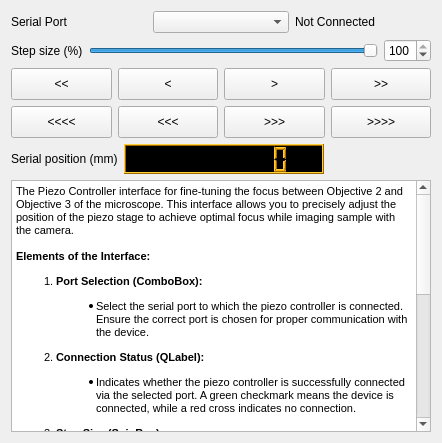
thibault-brugiere/OPM_GUI, file widget/ui_alignement_O2_O3.ui: the form before one commit.
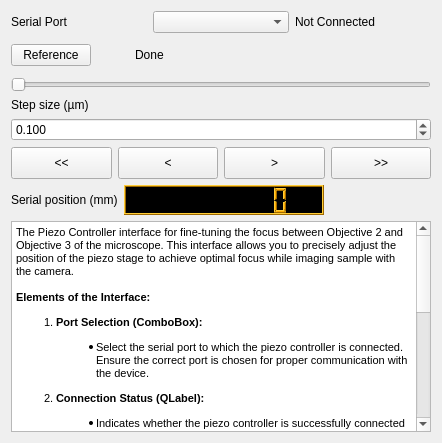
The form after the commit.

Commit message: MAIN / RFS / HARDWARE : Amélioration du contrôle piezo

```diff
--- a/widget/ui_alignement_O2_O3.ui
+++ b/widget/ui_alignement_O2_O3.ui
@@ -51,49 +51,110 @@
    <item>
     <layout class="QHBoxLayout" name="horizontalLayout_2">
      <item>
-      <widget class="QLabel" name="label_step_size">
+      <widget class="QPushButton" name="pb_piezo_reference">
        <property name="text">
-        <string>Step size (%)</string>
+        <string>Reference</string>
        </property>
+       <property name="checkable">
+        <bool>false</bool>
+       </property>
       </widget>
      </item>
      <item>
-      <widget class="QSlider" name="slider_step_size">
-       <property name="toolTip">
-        <string>&lt;html&gt;&lt;head/&gt;&lt;body&gt;&lt;p&gt;Set the step size for piezo movement as a percentage of the total range.&lt;/p&gt;&lt;p&gt;Adjust between 21% and 100% to control the increment of each movement command&lt;/p&gt;&lt;/body&gt;&lt;/html&gt;</string>
+      <widget class="QLabel" name="label_piezo_referenced_icon">
+       <property name="minimumSize">
+        <size>
+         <width>32</width>
+         <height>32</height>
+        </size>
        </property>
-       <property name="minimum">
-        <number>1</number>
+       <property name="maximumSize">
+        <size>
+         <width>32</width>
+         <height>32</height>
+        </size>
        </property>
-       <property name="maximum">
-        <number>100</number>
+       <property name="text">
+        <string/>
        </property>
-       <property name="value">
-        <number>100</number>
+      </widget>
+     </item>
+     <item>
+      <widget class="QLabel" name="label_piezo_referenced">
+       <property name="minimumSize">
+        <size>
+         <width>30</width>
+         <height>0</height>
+        </size>
        </property>
+       <property name="text">
+        <string>Done</string>
+       </property>
+      </widget>
+     </item>
+     <item>
+      <spacer name="horizontalSpacer_11">
        <property name="orientation">
         <enum>Qt::Horizontal</enum>
        </property>
-      </widget>
-     </item>
-     <item>
-      <widget class="QSpinBox" name="spinBox_step_size">
-       <property name="toolTip">
-        <string>&lt;html&gt;&lt;head/&gt;&lt;body&gt;&lt;p&gt;Set the step size for piezo movement as a percentage of the total range.&lt;/p&gt;&lt;p&gt;Adjust between 21% and 100% to control the increment of each movement command&lt;/p&gt;&lt;/body&gt;&lt;/html&gt;</string>
+       <property name="sizeHint" stdset="0">
+        <size>
+         <width>40</width>
+         <height>20</height>
+        </size>
        </property>
-       <property name="minimum">
-        <number>1</number>
-       </property>
-       <property name="maximum">
-        <number>100</number>
-       </property>
-       <property name="value">
-        <number>100</number>
-       </property>
-      </widget>
+      </spacer>
      </item>
     </layout>
    </item>
+   <item>
+    <widget class="QSlider" name="slider_step_size">
+     <property name="toolTip">
+      <string>&lt;html&gt;&lt;head/&gt;&lt;body&gt;&lt;p&gt;Set the step size for piezo movement as a percentage of the total range.&lt;/p&gt;&lt;p&gt;Adjust between 21% and 100% to control the increment of each movement command&lt;/p&gt;&lt;/body&gt;&lt;/html&gt;</string>
+     </property>
+     <property name="minimum">
+      <number>1</number>
+     </property>
+     <property name="maximum">
+      <number>2000</number>
+     </property>
+     <property name="value">
+      <number>1</number>
+     </property>
+     <property name="sliderPosition">
+      <number>1</number>
+     </property>
+     <property name="orientation">
+      <enum>Qt::Horizontal</enum>
+     </property>
+    </widget>
+   </item>
+   <item>
+    <widget class="QLabel" name="label_step_size">
+     <property name="text">
+      <string>Step size (µm)</string>
+     </property>
+    </widget>
+   </item>
+   <item>
+    <widget class="QDoubleSpinBox" name="spinBox_step_size">
+     <property name="decimals">
+      <number>3</number>
+     </property>
+     <property name="minimum">
+      <double>0.010000000000000</double>
+     </property>
+     <property name="maximum">
+      <double>2.000000000000000</double>
+     </property>
+     <property name="singleStep">
+      <double>0.100000000000000</double>
+     </property>
+     <property name="value">
+      <double>0.100000000000000</double>
+     </property>
+    </widget>
+   </item>
    <item>
     <layout class="QHBoxLayout" name="horizontalLayout_3">
      <item>
@@ -162,74 +223,6 @@
      </item>
     </layout>
    </item>
-   <item>
-    <layout class="QHBoxLayout" name="horizontalLayout_4">
-     <item>
-      <widget class="QPushButton" name="pb_move_bwj2">
-       <property name="minimumSize">
-        <size>
-         <width>32</width>
-         <height>32</height>
-        </size>
-       </property>
-       <property name="toolTip">
-        <string>&lt;html&gt;&lt;head/&gt;&lt;body&gt;&lt;p&gt;Move the piezo backward with a speed around 0.25mm/s&lt;/p&gt;&lt;/body&gt;&lt;/html&gt;</string>
-       </property>
-       <property name="text">
-        <string>&lt;&lt;&lt;&lt;</string>
-       </property>
-      </widget>
-     </item>
-     <item>
-      <widget class="QPushButton" name="pb_move_bwj1">
-       <property name="minimumSize">
-        <size>
-         <width>32</width>
-         <height>32</height>
-        </size>
-       </property>
-       <property name="toolTip">
-        <string>&lt;html&gt;&lt;head/&gt;&lt;body&gt;&lt;p&gt;Move the piezo backward with a speed around 2.5 µm/s&lt;/p&gt;&lt;/body&gt;&lt;/html&gt;</string>
-       </property>
-       <property name="text">
-        <string>&lt;&lt;&lt;</string>
-       </property>
-      </widget>
-     </item>
-     <item>
-      <widget class="QPushButton" name="pb_move_fwj1">
-       <property name="minimumSize">
-        <size>
-         <width>32</width>
-         <height>32</height>
-        </size>
-       </property>
-       <property name="toolTip">
-        <string>&lt;html&gt;&lt;head/&gt;&lt;body&gt;&lt;p&gt;Move the piezo forward with a speed of 50 steps/s.&lt;/p&gt;&lt;p&gt;Arount 2.5 ot 12 µm/s depending on step size&lt;/p&gt;&lt;/body&gt;&lt;/html&gt;</string>
-       </property>
-       <property name="text">
-        <string>&gt;&gt;&gt;</string>
-       </property>
-      </widget>
-     </item>
-     <item>
-      <widget class="QPushButton" name="pb_move_fwj2">
-       <property name="minimumSize">
-        <size>
-         <width>32</width>
-         <height>32</height>
-        </size>
-       </property>
-       <property name="toolTip">
-        <string>&lt;html&gt;&lt;head/&gt;&lt;body&gt;&lt;p&gt;Move the piezo forward with a speed around 0.25mm/s&lt;/p&gt;&lt;/body&gt;&lt;/html&gt;</string>
-       </property>
-       <property name="text">
-        <string>&gt;&gt;&gt;&gt;</string>
-       </property>
-      </widget>
-     </item>
-    </layout>
-   </item>
    <item>
     <layout class="QHBoxLayout" name="horizontalLayout_5">
      <item>
@@ -703,7 +696,7 @@
       <string>&lt;!DOCTYPE HTML PUBLIC &quot;-//W3C//DTD HTML 4.0//EN&quot; &quot;http://www.w3.org/TR/REC-html40/strict.dtd&quot;&gt;
 &lt;html&gt;&lt;head&gt;&lt;meta name=&quot;qrichtext&quot; content=&quot;1&quot; /&gt;&lt;style type=&quot;text/css&quot;&gt;
 p, li { white-space: pre-wrap; }
-&lt;/style&gt;&lt;/head&gt;&lt;body style=&quot; font-family:'MS Shell Dlg 2'; font-size:7.8pt; font-weight:400; font-style:normal;&quot;&gt;
+&lt;/style&gt;&lt;/head&gt;&lt;body style=&quot; font-family:'MS Shell Dlg 2'; font-size:8.25pt; font-weight:400; font-style:normal;&quot;&gt;
 &lt;p style=&quot; margin-top:0px; margin-bottom:0px; margin-left:0px; margin-right:0px; -qt-block-indent:0; text-indent:0px;&quot;&gt;&lt;span style=&quot; font-size:8pt;&quot;&gt;The Piezo Controller interface for fine-tuning the focus between Objective 2 and Objective 3 of the microscope. This interface allows you to precisely adjust the position of the piezo stage to achieve optimal focus while imaging sample with the camera.&lt;/span&gt;&lt;/p&gt;
 &lt;p style=&quot;-qt-paragraph-type:empty; margin-top:0px; margin-bottom:0px; margin-left:0px; margin-right:0px; -qt-block-indent:0; text-indent:0px; font-size:8pt;&quot;&gt;&lt;br /&gt;&lt;/p&gt;
 &lt;p style=&quot; margin-top:0px; margin-bottom:0px; margin-left:0px; margin-right:0px; -qt-block-indent:0; text-indent:0px;&quot;&gt;&lt;span style=&quot; font-size:8pt; font-weight:600;&quot;&gt;Elements of the Interface:&lt;/span&gt;&lt;/p&gt;
@@ -712,12 +705,12 @@
 &lt;li style=&quot; font-size:8pt;&quot; style=&quot; margin-top:12px; margin-bottom:12px; margin-left:0px; margin-right:0px; -qt-block-indent:0; text-indent:0px;&quot;&gt;&lt;span style=&quot; font-weight:600;&quot;&gt;Connection Status (QLabel):&lt;/span&gt;&lt;/li&gt;
 &lt;ul style=&quot;margin-top: 0px; margin-bottom: 0px; margin-left: 0px; margin-right: 0px; -qt-list-indent: 2;&quot;&gt;&lt;li style=&quot; font-size:8pt;&quot; style=&quot; margin-top:0px; margin-bottom:0px; margin-left:0px; margin-right:0px; -qt-block-indent:0; text-indent:0px;&quot;&gt;Indicates whether the piezo controller is successfully connected via the selected port. A green checkmark means the device is connected, while a red cross indicates no connection.&lt;/li&gt;&lt;/ul&gt;
 &lt;li style=&quot; font-size:8pt;&quot; style=&quot; margin-top:12px; margin-bottom:12px; margin-left:0px; margin-right:0px; -qt-block-indent:0; text-indent:0px;&quot;&gt;&lt;span style=&quot; font-weight:600;&quot;&gt;Step Size (SpinBox):&lt;/span&gt;&lt;/li&gt;
-&lt;ul style=&quot;margin-top: 0px; margin-bottom: 0px; margin-left: 0px; margin-right: 0px; -qt-list-indent: 2;&quot;&gt;&lt;li style=&quot; font-size:8pt;&quot; style=&quot; margin-top:0px; margin-bottom:0px; margin-left:0px; margin-right:0px; -qt-block-indent:0; text-indent:0px;&quot;&gt;Set the step size for piezo movement as a percentage of the total range. This controls the increment of each movement command, allowing for precise adjustments.&lt;/li&gt;&lt;/ul&gt;
+&lt;ul style=&quot;margin-top: 0px; margin-bottom: 0px; margin-left: 0px; margin-right: 0px; -qt-list-indent: 2;&quot;&gt;&lt;li style=&quot; font-size:8pt;&quot; style=&quot; margin-top:0px; margin-bottom:0px; margin-left:0px; margin-right:0px; -qt-block-indent:0; text-indent:0px;&quot;&gt;Set the step size for piezo movement in µm, allowing for precise adjustments.&lt;/li&gt;&lt;/ul&gt;
 &lt;li style=&quot; font-size:8pt;&quot; style=&quot; margin-top:12px; margin-bottom:12px; margin-left:0px; margin-right:0px; -qt-block-indent:0; text-indent:0px;&quot;&gt;&lt;span style=&quot; font-weight:600;&quot;&gt;Movement Control Buttons:&lt;/span&gt;&lt;/li&gt;
 &lt;ul style=&quot;margin-top: 0px; margin-bottom: 0px; margin-left: 0px; margin-right: 0px; -qt-list-indent: 2;&quot;&gt;&lt;li style=&quot; font-size:8pt;&quot; style=&quot; margin-top:0px; margin-bottom:0px; margin-left:0px; margin-right:0px; -qt-block-indent:0; text-indent:0px;&quot;&gt;&lt;span style=&quot; font-weight:600;&quot;&gt;Forward and Backward Arrows:&lt;/span&gt; &lt;/li&gt;&lt;/ul&gt;
 &lt;ul style=&quot;margin-top: 0px; margin-bottom: 0px; margin-left: 0px; margin-right: 0px; -qt-list-indent: 3;&quot;&gt;&lt;li style=&quot; font-size:8pt;&quot; style=&quot; margin-top:0px; margin-bottom:0px; margin-left:0px; margin-right:0px; -qt-block-indent:0; text-indent:0px;&quot;&gt;Use these buttons to move the piezo stage in the specified direction. Each button is labeled with the direction and speed of movement: &lt;/li&gt;&lt;/ul&gt;
-&lt;ul style=&quot;margin-top: 0px; margin-bottom: 0px; margin-left: 0px; margin-right: 0px; -qt-list-indent: 4;&quot;&gt;&lt;li style=&quot; font-size:8pt;&quot; style=&quot; margin-top:0px; margin-bottom:0px; margin-left:0px; margin-right:0px; -qt-block-indent:0; text-indent:0px;&quot;&gt;&lt;span style=&quot; font-weight:600;&quot;&gt;Small Step (~50 nm and ~2 µm):&lt;/span&gt; Move the piezo by a fixed small distance (green arrow).&lt;/li&gt;
-&lt;li style=&quot; font-size:8pt;&quot; style=&quot; margin-top:0px; margin-bottom:0px; margin-left:0px; margin-right:0px; -qt-block-indent:0; text-indent:0px;&quot;&gt;&lt;span style=&quot; font-weight:600;&quot;&gt;Continuous Movement (~5 µm/s and ~250 µm/s):&lt;/span&gt; Move the piezo continuously at the specified speed until the button is released (blue arrows).&lt;/li&gt;&lt;/ul&gt;
+&lt;ul style=&quot;margin-top: 0px; margin-bottom: 0px; margin-left: 0px; margin-right: 0px; -qt-list-indent: 4;&quot;&gt;&lt;li style=&quot; font-size:8pt;&quot; style=&quot; margin-top:0px; margin-bottom:0px; margin-left:0px; margin-right:0px; -qt-block-indent:0; text-indent:0px;&quot;&gt;&lt;span style=&quot; font-weight:600;&quot;&gt;Small Step:&lt;/span&gt; Move the piezo by one step size.&lt;/li&gt;
+&lt;li style=&quot; font-size:8pt;&quot; style=&quot; margin-top:0px; margin-bottom:0px; margin-left:0px; margin-right:0px; -qt-block-indent:0; text-indent:0px;&quot;&gt;&lt;span style=&quot; font-weight:600;&quot;&gt;Big step :&lt;/span&gt; Move the piezoof 5 steps.&lt;/li&gt;&lt;/ul&gt;
 &lt;li style=&quot; font-size:8pt;&quot; style=&quot; margin-top:12px; margin-bottom:12px; margin-left:0px; margin-right:0px; -qt-block-indent:0; text-indent:0px;&quot;&gt;&lt;span style=&quot; font-weight:600;&quot;&gt;Current Position (QLCDNumber):&lt;/span&gt;&lt;/li&gt;&lt;/ol&gt;
 &lt;ul style=&quot;margin-top: 0px; margin-bottom: 0px; margin-left: 0px; margin-right: 0px; -qt-list-indent: 2;&quot;&gt;&lt;li style=&quot; font-size:8pt;&quot; style=&quot; margin-top:0px; margin-bottom:0px; margin-left:0px; margin-right:0px; -qt-block-indent:0; text-indent:0px;&quot;&gt;Displays the current position of the piezo stage. This value updates in real-time as the piezo moves, reflecting its precise location.&lt;/li&gt;&lt;/ul&gt;&lt;/body&gt;&lt;/html&gt;</string>
      </property>
```
Left out of the diff: 37 changed lines with no effect on the pictures. The commit also changes 6 other files.
